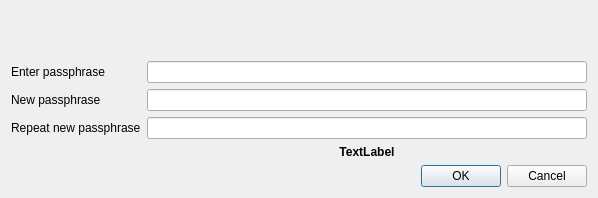
This is src/qt/forms/askpassphrasedialog.ui in hanxianzhai/poscoin as Qt 5 draws it before an edit. The edited form follows.
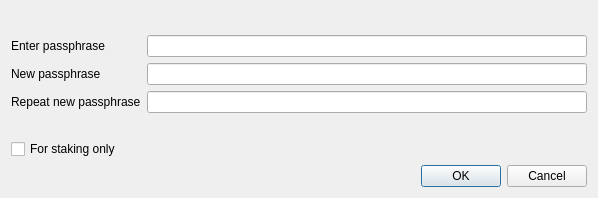
This is the edited form.

Patch:
```diff
--- a/src/qt/forms/askpassphrasedialog.ui
+++ b/src/qt/forms/askpassphrasedialog.ui
@@ -41,63 +41,80 @@
      <property name="fieldGrowthPolicy">
       <enum>QFormLayout::AllNonFixedFieldsGrow</enum>
      </property>
-     <item row="1" column="0">
+     <item row="0" column="0">
       <widget class="QLabel" name="passLabel1">
        <property name="text">
         <string>Enter passphrase</string>
        </property>
       </widget>
      </item>
-     <item row="1" column="1">
+     <item row="0" column="1">
       <widget class="QLineEdit" name="passEdit1">
        <property name="echoMode">
         <enum>QLineEdit::Password</enum>
        </property>
       </widget>
      </item>
-     <item row="2" column="0">
+     <item row="1" column="0">
       <widget class="QLabel" name="passLabel2">
        <property name="text">
         <string>New passphrase</string>
        </property>
       </widget>
      </item>
-     <item row="2" column="1">
+     <item row="1" column="1">
       <widget class="QLineEdit" name="passEdit2">
        <property name="echoMode">
         <enum>QLineEdit::Password</enum>
        </property>
       </widget>
      </item>
-     <item row="3" column="0">
+     <item row="2" column="0">
       <widget class="QLabel" name="passLabel3">
        <property name="text">
         <string>Repeat new passphrase</string>
        </property>
       </widget>
      </item>
-     <item row="3" column="1">
+     <item row="2" column="1">
       <widget class="QLineEdit" name="passEdit3">
        <property name="echoMode">
         <enum>QLineEdit::Password</enum>
        </property>
       </widget>
      </item>
-     <item row="4" column="1">
+     <item row="3" column="1">
       <widget class="QLabel" name="capsLabel">
-       <property name="styleSheet">
-        <string notr="true">#capsLabel {
-	font: bold;
-}</string>
+       <property name="font">
+        <font>
+         <weight>75</weight>
+         <bold>true</bold>
+        </font>
        </property>
        <property name="text">
-        <string>TextLabel</string>
+        <string/>
        </property>
        <property name="alignment">
         <set>Qt::AlignCenter</set>
        </property>
       </widget>
      </item>
+     <item row="4" column="0">
+      <widget class="QCheckBox" name="stakingCheckBox">
+       <property name="enabled">
+        <bool>true</bool>
+       </property>
+       <property name="toolTip">
+        <string>Serves to disable the trivial sendmoney when OS account compromised. Provides no real security.</string>
+       </property>
+       <property name="text">
+        <string>For staking only</string>
+       </property>
+       <property name="visible">
+        <bool>false</bool>
+       </property>
+      </widget>
+     </item>
     </layout>
    </item>
    <item>
```
Left out of the diff: 2 changed lines with no effect on the pictures.
